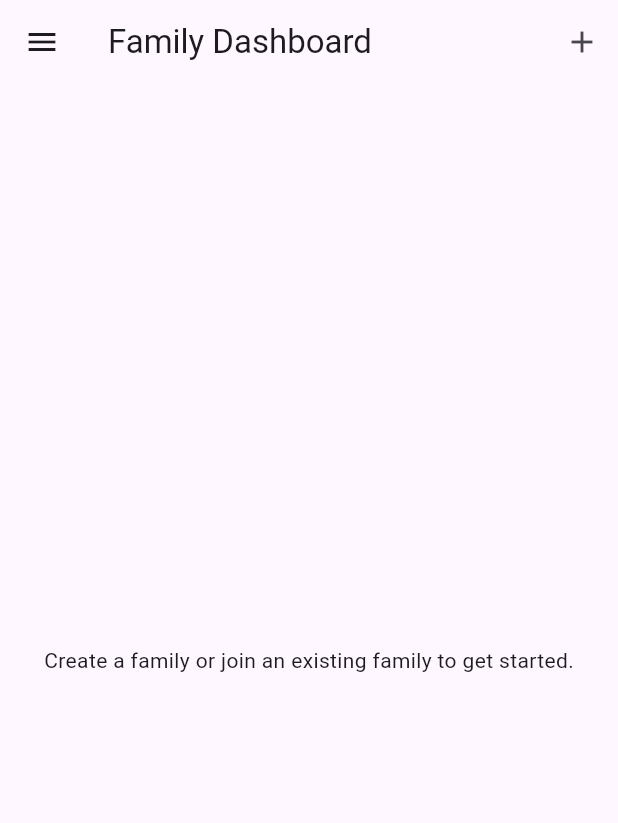
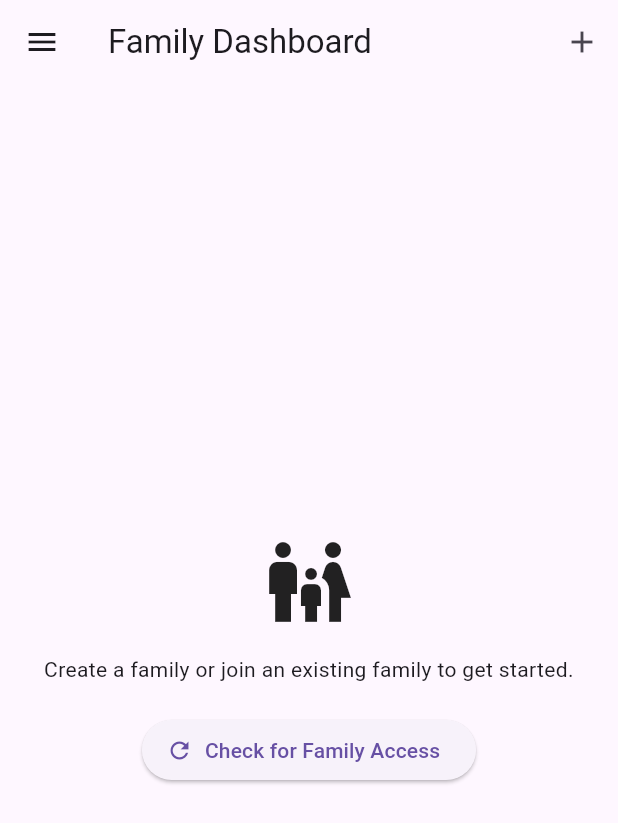
Before and after one commit to NormaLanc/SaaS_Project, a Flutter app: the FamilyDashboard screen opened by its route, on a phone screen of 412 x 824 dp. Shown: the top 823 px of the screen. Run offline on Flutter 3.47's test engine with Material 3 defaults, Android fonts, the phone set to English and light mode, and no system bars; our stand-ins replace file_picker, go_router, image_picker, supabase_flutter, table_calendar; accounts and stored records are empty.

Commit message:
Added debug code to Family_Dashboard.dart

```diff
--- a/family_saas/lib/Pages/App/family_dashboard.dart
+++ b/family_saas/lib/Pages/App/family_dashboard.dart
@@ -107,18 +107,17 @@ Future<void> checkFamilyMembership() async {
       membershipResponse,
     );
 
+    debugPrint('APPROVED MEMBERSHIPS: $memberships',);
+
     final joinedFamilyIds =
-        memberships
-            .map(
-              (membership) =>
-                  membership['family_id']
+        memberships.map(
+              (membership) => membership['family_id']
                       ?.toString(),
             )
             .whereType<String>()
             .toList();
 
-    List<Map<String, dynamic>>
-        joinedFamilies = [];
+    List<Map<String, dynamic>> joinedFamilies = [];
 
     if (joinedFamilyIds.isNotEmpty) {
       final joinedFamiliesResponse =
@@ -136,6 +135,8 @@ Future<void> checkFamilyMembership() async {
           List<Map<String, dynamic>>.from(
         joinedFamiliesResponse,
       );
+
+      debugPrint('JOINED FAMILIES: $joinedFamilies',);
     }
 
     // ==========================================
@@ -1360,11 +1361,42 @@ Widget buildProfileHeader() {
               child: CircularProgressIndicator(),
             )
           : !hasApprovedFamily
-              ? const Center(
-                  child: Text(
-                    "Create a family or join an existing family to get started.",
-                  ),
-                )
+              ? Center(
+                  child: Padding(
+                    padding: const EdgeInsets.all(24),
+                      child: Column(
+                        mainAxisAlignment: MainAxisAlignment.center,
+                        children: [
+                          const Icon(Icons.family_restroom, size: 64,),
+
+                          const SizedBox(height: 16,),
+
+                          const Text("Create a family or join an existing family to get started.",
+                            textAlign: TextAlign.center,
+                          ),
+
+                          const SizedBox(height: 20,),
+
+                          ElevatedButton.icon(
+                            onPressed: () async {
+                              setState(() {
+                                isLoading = true;
+                            });
+
+                            await checkFamilyMembership();
+
+                            await Future.wait([
+                              loadFeed(),
+                              loadUpcomingEvents(),
+                            ]);
+                          },
+                icon: const Icon(Icons.refresh,),
+                label: const Text('Check for Family Access',),
+              ),
+            ],
+          ),
+        ),
+      )
               : RefreshIndicator(
                 onRefresh: () async {
                   await checkFamilyMembership();
```
